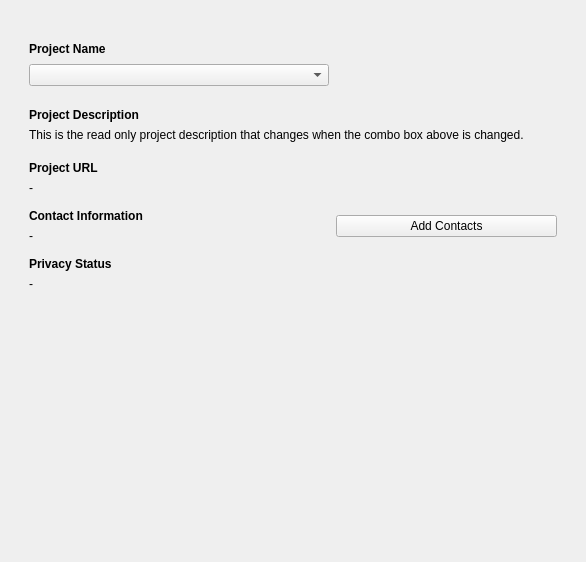
Cadasta/cadasta-qgis-plugin, file cadasta/gui/ui/wizard/step_project_download01.ui: the form before one commit.
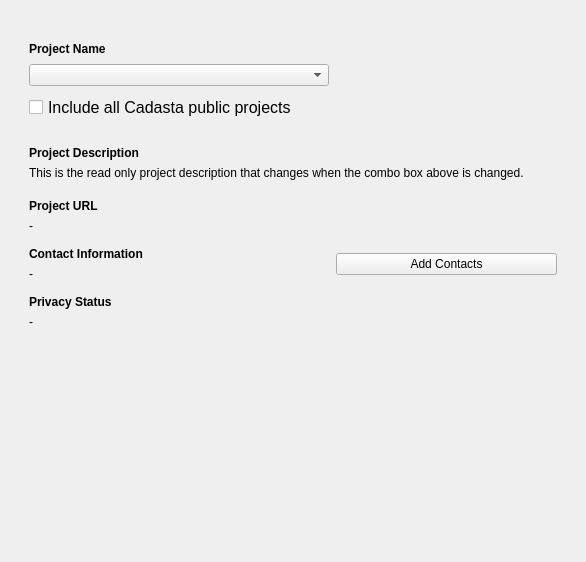
The form after the commit.

Commit message:
Add checkbox to see all public project (#163)
* Add checkbox to see all public project

* pep8

* Fix key error

Patch:
```diff
--- a/cadasta/gui/ui/wizard/step_project_download01.ui
+++ b/cadasta/gui/ui/wizard/step_project_download01.ui
@@ -142,6 +142,22 @@
           </item>
          </layout>
         </item>
+        <item>
+         <layout class="QHBoxLayout" name="horizontalLayout_2">
+          <item>
+           <widget class="QCheckBox" name="public_projects_checkbox">
+            <property name="font">
+             <font>
+              <pointsize>12</pointsize>
+             </font>
+            </property>
+            <property name="text">
+             <string>Include all Cadasta public projects</string>
+            </property>
+           </widget>
+          </item>
+         </layout>
+        </item>
         <item>
          <spacer name="verticalSpacer_2">
           <property name="orientation">
@@ -153,7 +169,7 @@
           <property name="sizeHint" stdset="0">
            <size>
             <width>20</width>
-            <height>13</height>
+            <height>20</height>
            </size>
           </property>
          </spacer>
```
The commit also changes 7 other files.
